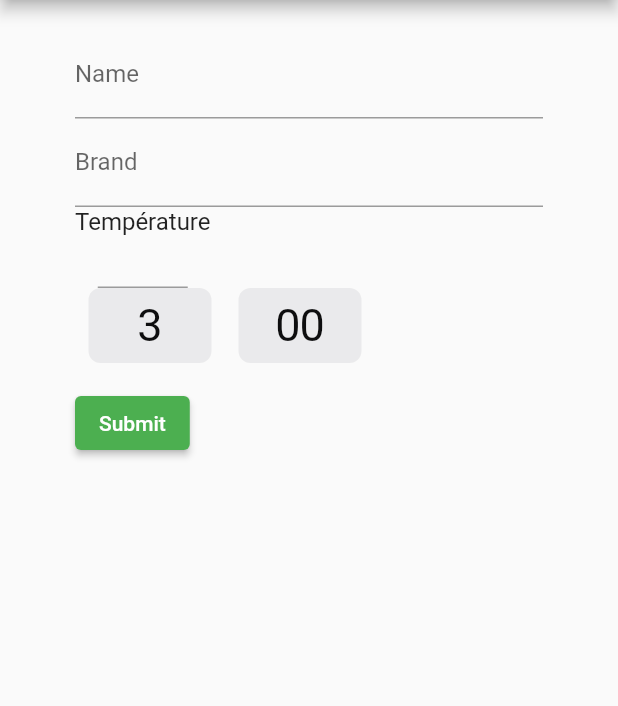
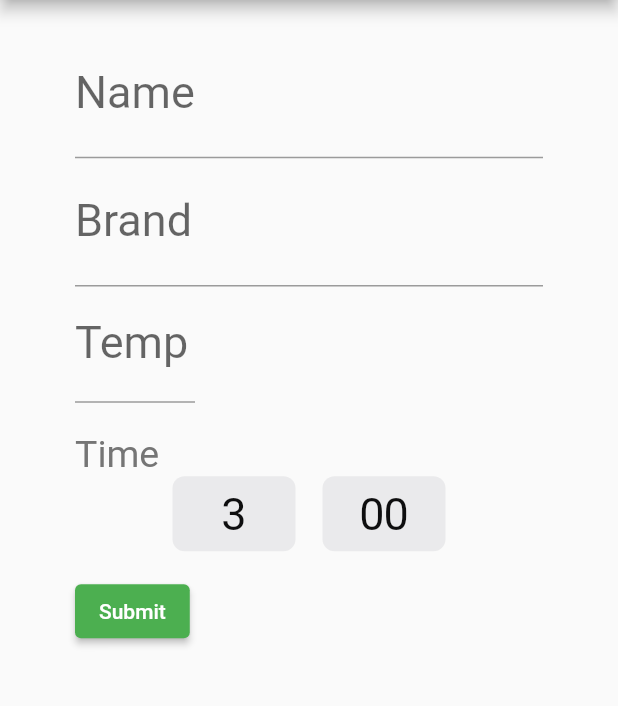
Before and after one commit to Bopzor/the_pret, a Flutter app: the screen it shows after launch, after a tap on the "add" icon, on a phone screen of 412 x 824 dp, the part 84-790 px from its top. Run offline on Flutter 3.47's test engine with Material 2 defaults, Android fonts, the phone set to English and light mode, and no system bars; our stand-ins replace audioplayers, shared_preferences.

Commit message:
style form

```diff
--- a/lib/AddScreen.dart
+++ b/lib/AddScreen.dart
@@ -50,36 +50,45 @@ class _AddScreenState extends State<AddScreen> {
               crossAxisAlignment: CrossAxisAlignment.start,
               children: <Widget>[
                 TextFormField(
+                  style: TextStyle(fontSize: 30),
+                  textCapitalization: TextCapitalization.words,
                   controller: _nameController,
                   decoration: InputDecoration(
                     labelText: 'Name',
                   ),
                 ),
                 TextFormField(
+                  style: TextStyle(fontSize: 30),
+                  textCapitalization: TextCapitalization.words,
                   controller: _brandController,
                   decoration: InputDecoration(
                     labelText: 'Brand',
                   ),
                 ),
-                Column(
-                  children: [
-                    Text('Température', style: TextStyle(fontSize: 16)),
                 Container(
-                      width: 60,
+                  width: 80,
                   child: TextFormField(
+                    style: TextStyle(fontSize: 30),
+                    textCapitalization: TextCapitalization.words,
                     controller: _tempController,
                     keyboardType: TextInputType.number,
                     inputFormatters: [LengthLimitingTextInputFormatter(3)],
                     decoration: InputDecoration(
+                      labelText: 'Temp',
                       suffixText: '°C',
                       isDense: true,
                     ),
                   ),
                 ),
-                  ],
-                ),
 
+                Padding(
+                  padding: EdgeInsets.only(top: 20),
+                  child: Column(
+                    crossAxisAlignment: CrossAxisAlignment.start,
+                    children: [
+                      Text('Time', style: TextStyle(fontSize: 25, color: Colors.grey[600])),
                       Row(
+                        mainAxisAlignment: MainAxisAlignment.center,
                         children: [
                           Container(
                             constraints: BoxConstraints(maxWidth: 100),
@@ -123,6 +132,9 @@ class _AddScreenState extends State<AddScreen> {
                           ),
                         ],
                       ),
+                    ],
+                  ),
+                ),
 
                 Padding(
                   padding: const EdgeInsets.symmetric(vertical: 16.0),
```
Lines whose indentation alone changed are shown as unchanged.
